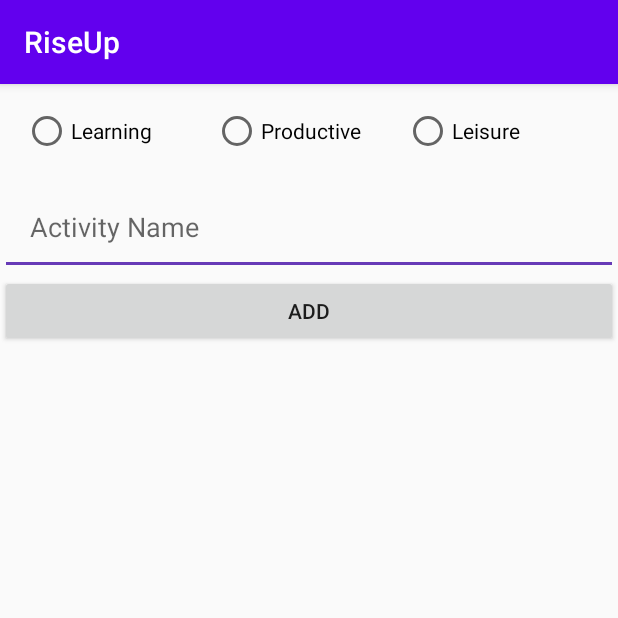
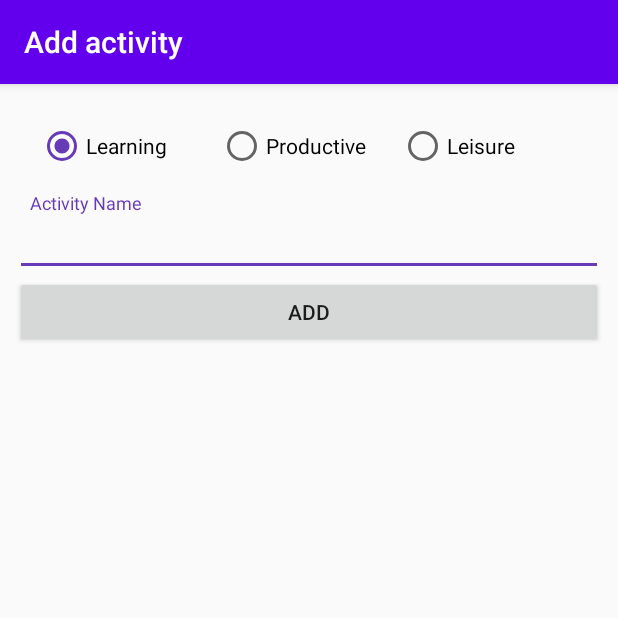
Before and after one commit to nisiddharth/RiseUp, an Android app: the AddActivity screen opened directly, with no data from a screen before it, on a phone screen of 412 x 824 dp, the top half of it. Run offline under Robolectric (Android 15) with nearby library versions, the phone set to English and light mode, and no system bars; network calls fail.

Commit message:
Added activity support

```diff
--- a/Android/app/src/main/AndroidManifest.xml
+++ b/Android/app/src/main/AndroidManifest.xml
@@ -17,7 +17,8 @@
         android:supportsRtl="true"
         android:theme="@style/AppTheme"
         android:usesCleartextTraffic="true">
-        <activity android:name=".friends.ProfileActivity"></activity>
+        <activity android:name=".activity.ActivityActivity"></activity>
+        <activity android:name=".friends.ProfileActivity" />
         <activity android:name=".friends.AddFriendsActivity" />
         <activity android:name=".books.DetailsActivity" />
         <activity android:name=".activity.AddActivity" />
--- a/Android/app/src/main/java/com/npdevs/riseup/activity/AddActivity.java
+++ b/Android/app/src/main/java/com/npdevs/riseup/activity/AddActivity.java
@@ -1,8 +1,13 @@
 package com.npdevs.riseup.activity;
 
+import android.os.Bundle;
+import android.widget.Button;
+import android.widget.RadioGroup;
+
+import androidx.appcompat.app.ActionBar;
 import androidx.appcompat.app.AppCompatActivity;
 
-import android.os.Bundle;
+import com.google.android.material.textfield.TextInputEditText;
 import com.npdevs.riseup.R;
 
 public class AddActivity extends AppCompatActivity {
@@ -11,5 +16,23 @@ public class AddActivity extends AppCompatActivity {
     protected void onCreate(Bundle savedInstanceState) {
         super.onCreate(savedInstanceState);
         setContentView(R.layout.activity_add);
+        ActionBar actionBar = getSupportActionBar();
+        actionBar.setTitle("Add activity");
+
+        Button addBtn = findViewById(R.id.button);
+        RadioGroup group = findViewById(R.id.radioGrp);
+        TextInputEditText editText = findViewById(R.id.editTextTextPersonName);
+        addBtn.setOnClickListener(v -> {
+            int id = group.getCheckedRadioButtonId();
+            String type = "";
+            if (id == R.id.learning)
+                type = "learning";
+            else if (id == R.id.productive)
+                type = "productive";
+            else
+                type = "leisure";
+            DatabaseActivityHelper databaseActivityHelper = new DatabaseActivityHelper(this);
+            databaseActivityHelper.insertData(editText.getText().toString(), type);
+        });
     }
 }
--- a/Android/app/src/main/res/layout/activity_add.xml
+++ b/Android/app/src/main/res/layout/activity_add.xml
@@ -9,6 +9,7 @@
     <LinearLayout
         android:layout_width="match_parent"
         android:layout_height="match_parent"
+        android:layout_margin="10dp"
         android:orientation="vertical"
         app:layout_constraintBottom_toBottomOf="parent"
         app:layout_constraintEnd_toEndOf="parent"
@@ -16,40 +17,48 @@
         app:layout_constraintTop_toTopOf="parent">
 
         <RadioGroup
+            android:id="@+id/radioGrp"
             android:layout_width="match_parent"
-            android:padding="15dp"
+            android:layout_height="wrap_content"
             android:orientation="horizontal"
-            android:layout_height="wrap_content" >
+            android:padding="15dp">
+
             <RadioButton
+                android:id="@+id/learning"
                 android:layout_width="0dp"
+                android:layout_height="wrap_content"
                 android:layout_weight="1"
-                android:layout_height="wrap_content"
-                android:id="@+id/learning"
+                android:checked="true"
                 android:text="Learning" />
 
             <RadioButton
+                android:id="@+id/productive"
                 android:layout_width="0dp"
+                android:layout_height="wrap_content"
                 android:layout_weight="1"
-                android:layout_height="wrap_content"
-                android:id="@+id/productive"
                 android:text="Productive" />
 
             <RadioButton
+                android:id="@+id/leisure"
                 android:layout_width="0dp"
+                android:layout_height="wrap_content"
                 android:layout_weight="1"
-                android:layout_height="wrap_content"
-                android:id="@+id/leisure"
                 android:text="Leisure" />
         </RadioGroup>
 
-        <EditText
-            android:id="@+id/editTextTextPersonName"
+        <com.google.android.material.textfield.TextInputLayout
             android:layout_width="match_parent"
-            android:padding="20dp"
             android:layout_height="wrap_content"
-            android:ems="10"
-            android:inputType="textPersonName"
-            android:hint="Activity Name"/>
+            android:hint="Activity Name">
+
+            <com.google.android.material.textfield.TextInputEditText
+                android:id="@+id/editTextTextPersonName"
+                android:layout_width="match_parent"
+                android:layout_height="wrap_content"
+                android:ems="10"
+                android:inputType="textPersonName"
+                android:padding="10dp" />
+        </com.google.android.material.textfield.TextInputLayout>
 
         <Button
             android:id="@+id/button"
--- a/Android/app/src/main/res/layout/fragment_suggestions.xml
+++ b/Android/app/src/main/res/layout/fragment_suggestions.xml
@@ -129,6 +129,7 @@
             android:layout_columnWeight="1"
             android:layout_rowWeight="1"
             android:layout_column="1"
+            android:id="@+id/activityCard"
             android:layout_row="1"
             android:layout_margin="8dp"
             app:cardCornerRadius="8dp"
```
Also changed, not shown: Android/app/src/main/java/com/npdevs/riseup/activity/ActivityActivity.java (added, +31 -0 lines), Android/app/src/main/java/com/npdevs/riseup/activity/DatabaseActivityHelper.java (added, +66 -0 lines), Android/app/src/main/java/com/npdevs/riseup/tabs/SuggestionsFragment.java (+25 -19 lines), Android/app/src/main/res/layout/activity_activity.xml (added, +29 -0 lines).
